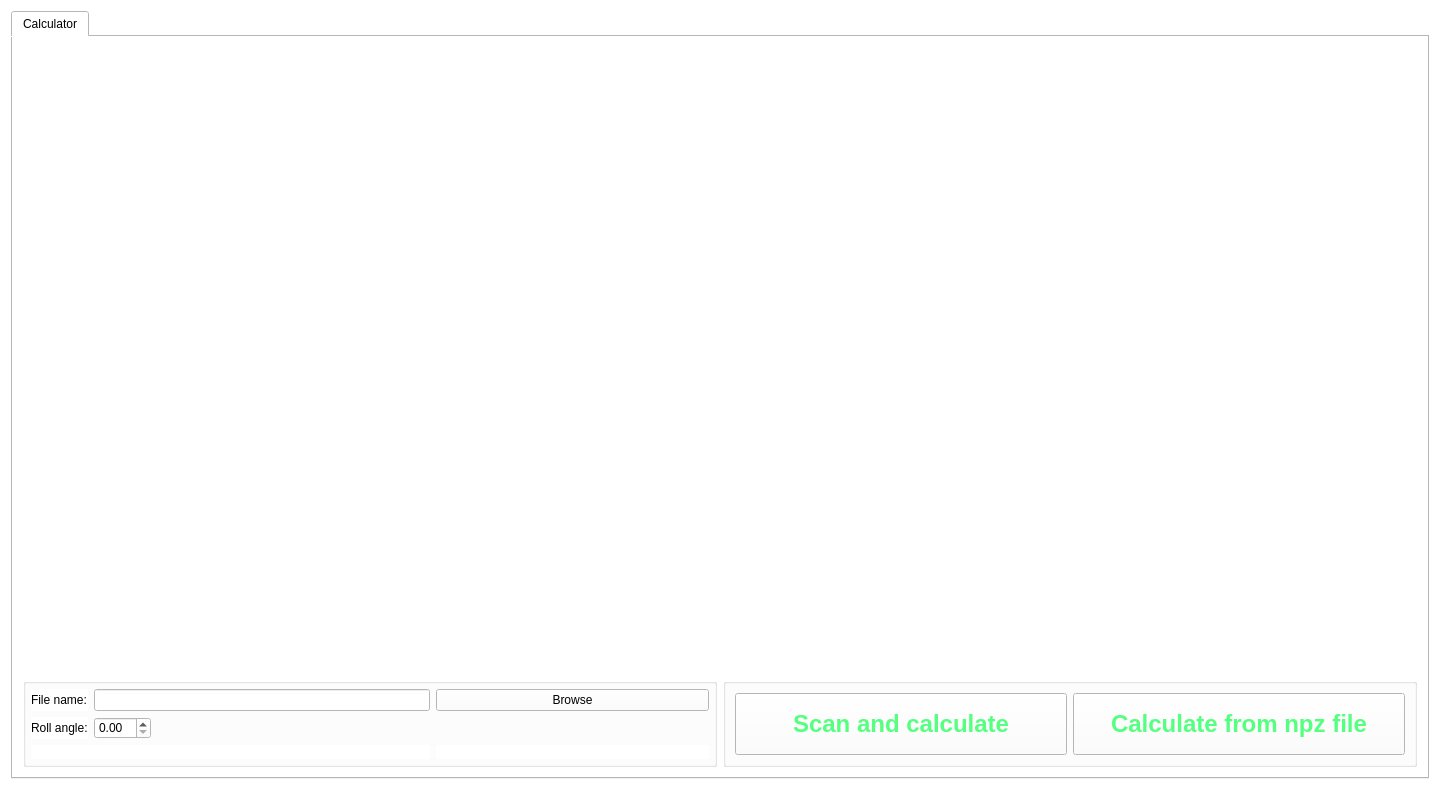
Above: gui/UICalculator.ui from sergey-tomin/pyhirex before the change. Below: the same form after it.
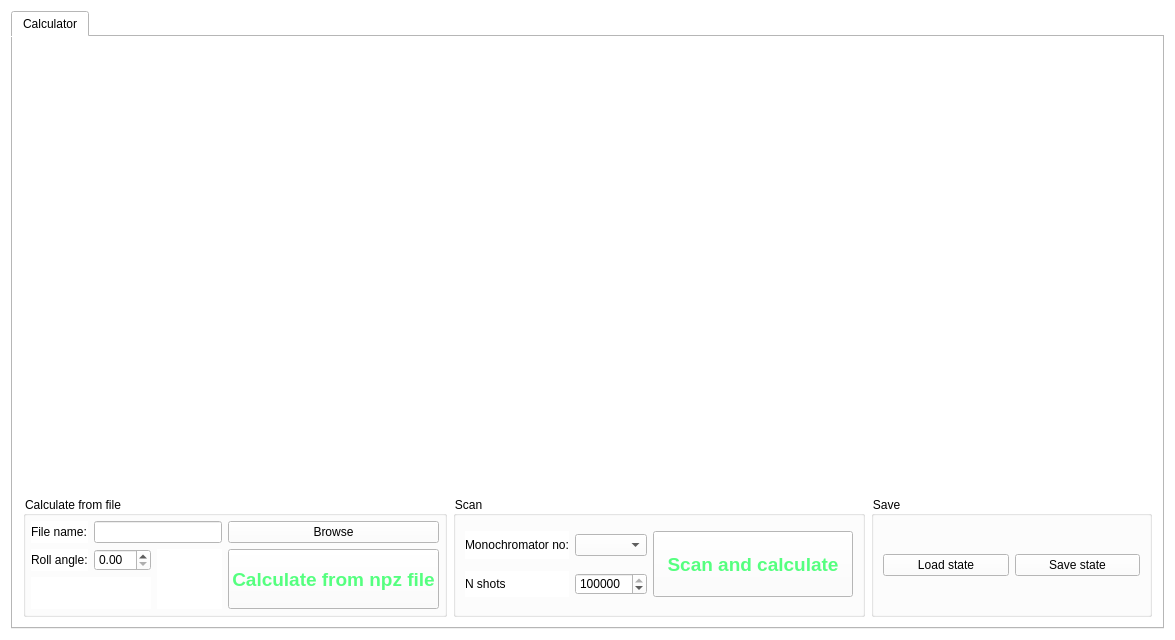
That is the form after the change.

Commit message:
UI calculator graphs added
Visual updates including reset ability and multiple lines plotting

```diff
--- a/gui/UICalculator.ui
+++ b/gui/UICalculator.ui
@@ -6,8 +6,8 @@
    <rect>
     <x>0</x>
     <y>0</y>
-    <width>1440</width>
-    <height>790</height>
+    <width>1175</width>
+    <height>640</height>
    </rect>
   </property>
   <property name="minimumSize">
@@ -51,7 +51,23 @@
        <property name="spacing">
         <number>6</number>
        </property>
-       <item row="3" column="0">
+       <item row="0" column="3" colspan="2">
+        <widget class="QWidget" name="widget_calc_2" native="true">
+         <property name="sizePolicy">
+          <sizepolicy hsizetype="MinimumExpanding" vsizetype="MinimumExpanding">
+           <horstretch>0</horstretch>
+           <verstretch>0</verstretch>
+          </sizepolicy>
+         </property>
+         <property name="minimumSize">
+          <size>
+           <width>300</width>
+           <height>200</height>
+          </size>
+         </property>
+        </widget>
+       </item>
+       <item row="2" column="0" colspan="3">
         <widget class="QGroupBox" name="groupBox_5">
          <property name="sizePolicy">
           <sizepolicy hsizetype="Preferred" vsizetype="Minimum">
@@ -60,7 +76,7 @@
           </sizepolicy>
          </property>
          <property name="title">
-          <string/>
+          <string>Calculate from file</string>
          </property>
          <layout class="QGridLayout" name="gridLayout_10">
           <property name="leftMargin">
@@ -85,19 +101,6 @@
             </property>
            </widget>
           </item>
-          <item row="3" column="3">
-           <spacer name="horizontalSpacer">
-            <property name="orientation">
-             <enum>Qt::Horizontal</enum>
-            </property>
-            <property name="sizeHint" stdset="0">
-             <size>
-              <width>40</width>
-              <height>20</height>
-             </size>
-            </property>
-           </spacer>
-          </item>
           <item row="3" column="0">
            <widget class="QLabel" name="label_3">
             <property name="text">
@@ -105,9 +108,6 @@
             </property>
            </widget>
           </item>
-          <item row="3" column="1" colspan="2">
-           <widget class="QDoubleSpinBox" name="roll_angle"/>
-          </item>
           <item row="0" column="4">
            <widget class="QPushButton" name="browse_button">
             <property name="text">
@@ -115,17 +115,49 @@
             </property>
            </widget>
           </item>
+          <item row="3" column="1">
+           <widget class="QDoubleSpinBox" name="roll_angle"/>
+          </item>
+          <item row="3" column="4" rowspan="2">
+           <widget class="QPushButton" name="pb_start_calc">
+            <property name="minimumSize">
+             <size>
+              <width>200</width>
+              <height>60</height>
+             </size>
+            </property>
+            <property name="maximumSize">
+             <size>
+              <width>1000</width>
+              <height>1000</height>
+             </size>
+            </property>
+            <property name="font">
+             <font>
+              <pointsize>14</pointsize>
+              <weight>75</weight>
+              <bold>true</bold>
+             </font>
+            </property>
+            <property name="styleSheet">
+             <string notr="true">color: rgb(85, 255, 127);</string>
+            </property>
+            <property name="text">
+             <string>Calculate from npz file</string>
+            </property>
+           </widget>
+          </item>
           <item row="0" column="1" colspan="3">
            <widget class="QLineEdit" name="file_name"/>
           </item>
-          <item row="4" column="0" colspan="4">
+          <item row="4" column="0" colspan="2">
            <widget class="QLabel" name="mono_no">
             <property name="text">
              <string/>
             </property>
            </widget>
           </item>
-          <item row="4" column="4">
+          <item row="3" column="2" rowspan="2" colspan="2">
            <widget class="QLabel" name="output">
             <property name="font">
              <font>
@@ -138,23 +170,33 @@
             </property>
            </widget>
           </item>
-          <item row="3" column="4">
-           <spacer name="horizontalSpacer_3">
-            <property name="orientation">
-             <enum>Qt::Horizontal</enum>
+         </layout>
+        </widget>
+       </item>
+       <item row="2" column="4" colspan="2">
+        <widget class="QGroupBox" name="groupBox_2">
+         <property name="title">
+          <string>Save</string>
+         </property>
+         <layout class="QHBoxLayout" name="horizontalLayout">
+          <item>
+           <widget class="QPushButton" name="pushButton_2">
+            <property name="text">
+             <string>Load state</string>
             </property>
-            <property name="sizeHint" stdset="0">
-             <size>
-              <width>40</width>
-              <height>20</height>
-             </size>
+           </widget>
+          </item>
+          <item>
+           <widget class="QPushButton" name="pushButton">
+            <property name="text">
+             <string>Save state</string>
             </property>
-           </spacer>
+           </widget>
           </item>
          </layout>
         </widget>
        </item>
-       <item row="0" column="0">
+       <item row="0" column="0" colspan="3">
         <widget class="QWidget" name="widget_calc" native="true">
          <property name="sizePolicy">
           <sizepolicy hsizetype="MinimumExpanding" vsizetype="MinimumExpanding">
@@ -170,63 +212,58 @@
          </property>
         </widget>
        </item>
-       <item row="0" column="1">
-        <widget class="QWidget" name="widget_calc_2" native="true">
-         <property name="sizePolicy">
-          <sizepolicy hsizetype="MinimumExpanding" vsizetype="MinimumExpanding">
-           <horstretch>0</horstretch>
-           <verstretch>0</verstretch>
-          </sizepolicy>
-         </property>
-         <property name="minimumSize">
-          <size>
-           <width>300</width>
-           <height>200</height>
-          </size>
-         </property>
-        </widget>
-       </item>
-       <item row="3" column="1">
+       <item row="2" column="3">
         <widget class="QGroupBox" name="groupBox">
          <property name="title">
-          <string/>
+          <string>Scan</string>
          </property>
          <layout class="QGridLayout" name="gridLayout">
+          <item row="2" column="1">
+           <widget class="QLabel" name="label_4">
+            <property name="text">
+             <string>N shots</string>
+            </property>
+           </widget>
+          </item>
+          <item row="1" column="2">
+           <widget class="QComboBox" name="comboBox">
+            <property name="currentText">
+             <string/>
+            </property>
+            <property name="maxCount">
+             <number>2147483647</number>
+            </property>
+           </widget>
+          </item>
+          <item row="2" column="2">
+           <widget class="QSpinBox" name="spinBox">
+            <property name="locale">
+             <locale language="English" country="UnitedStates"/>
+            </property>
+            <property name="maximum">
+             <number>10000000</number>
+            </property>
+            <property name="singleStep">
+             <number>1000</number>
+            </property>
+            <property name="value">
+             <number>100000</number>
+            </property>
+           </widget>
+          </item>
           <item row="1" column="1">
-           <widget class="QPushButton" name="pb_start_calc">
-            <property name="minimumSize">
-             <size>
-              <width>200</width>
-              <height>60</height>
-             </size>
-            </property>
-            <property name="maximumSize">
-             <size>
-              <width>1000</width>
-              <height>1000</height>
-             </size>
-            </property>
-            <property name="font">
-             <font>
-              <pointsize>18</pointsize>
-              <weight>75</weight>
-              <bold>true</bold>
-             </font>
-            </property>
-            <property name="styleSheet">
-             <string notr="true">color: rgb(85, 255, 127);</string>
-            </property>
+           <widget class="QLabel" name="label_2">
             <property name="text">
-             <string>Calculate from npz file</string>
+             <string>Monochromator no:</string>
             </property>
            </widget>
           </item>
-          <item row="1" column="0">
+          <item row="1" column="3" rowspan="2">
            <widget class="QPushButton" name="pb_scan">
             <property name="minimumSize">
              <size>
-              <width>75</width>
-              <height>24</height>
+              <width>200</width>
+              <height>60</height>
              </size>
             </property>
             <property name="maximumSize">
@@ -237,7 +274,7 @@
             </property>
             <property name="font">
              <font>
-              <pointsize>18</pointsize>
+              <pointsize>14</pointsize>
               <weight>75</weight>
               <bold>true</bold>
              </font>
```
Left out of the diff: 3 changed lines with no effect on the pictures. The commit also changes 2 other files.
